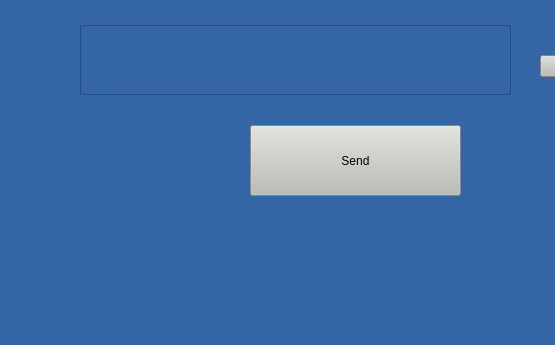
Qt form RFID_tag-main/mainwindow.ui (frt3878/rfid) before a commit; both pictures show x 0 to 555 and y 255 to 600 of the 800 by 600 pixel window.
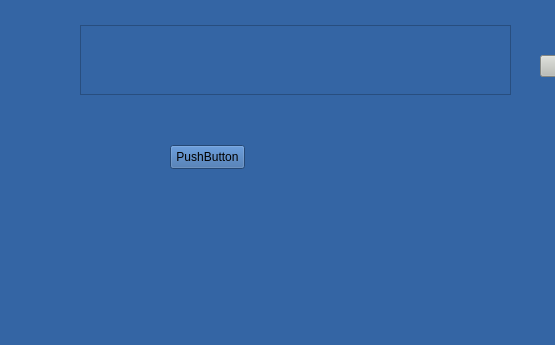
The same form after that commit.

What changed in the file:
```diff
--- a/RFID_tag-main/mainwindow.ui
+++ b/RFID_tag-main/mainwindow.ui
@@ -59,22 +59,6 @@
      </item>
     </layout>
    </widget>
-   <widget class="QPushButton" name="send">
-    <property name="geometry">
-     <rect>
-      <x>250</x>
-      <y>380</y>
-      <width>211</width>
-      <height>71</height>
-     </rect>
-    </property>
-    <property name="styleSheet">
-     <string notr="true">background-color: rgb(186, 189, 182);</string>
-    </property>
-    <property name="text">
-     <string>Send</string>
-    </property>
-   </widget>
    <widget class="QTextEdit" name="rfiddata">
     <property name="geometry">
      <rect>
@@ -156,6 +140,19 @@
      <string>Disconnect</string>
     </property>
    </widget>
+   <widget class="QPushButton" name="send">
+    <property name="geometry">
+     <rect>
+      <x>170</x>
+      <y>400</y>
+      <width>75</width>
+      <height>24</height>
+     </rect>
+    </property>
+    <property name="text">
+     <string>PushButton</string>
+    </property>
+   </widget>
   </widget>
   <widget class="QStatusBar" name="statusbar"/>
  </widget>
```
